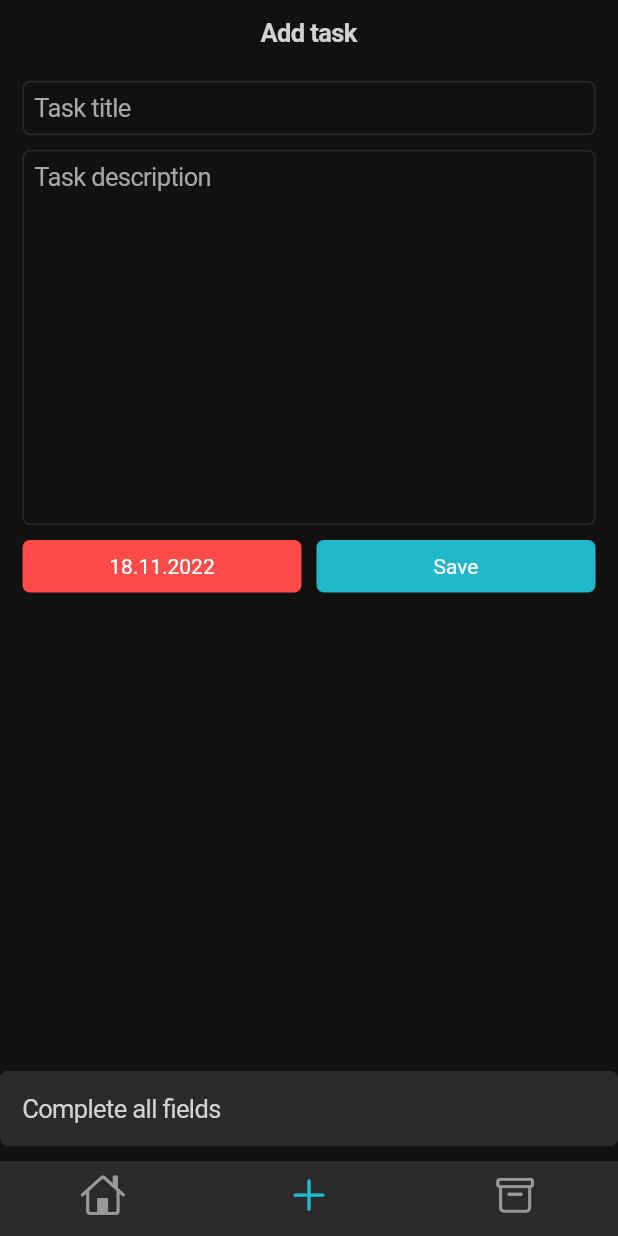
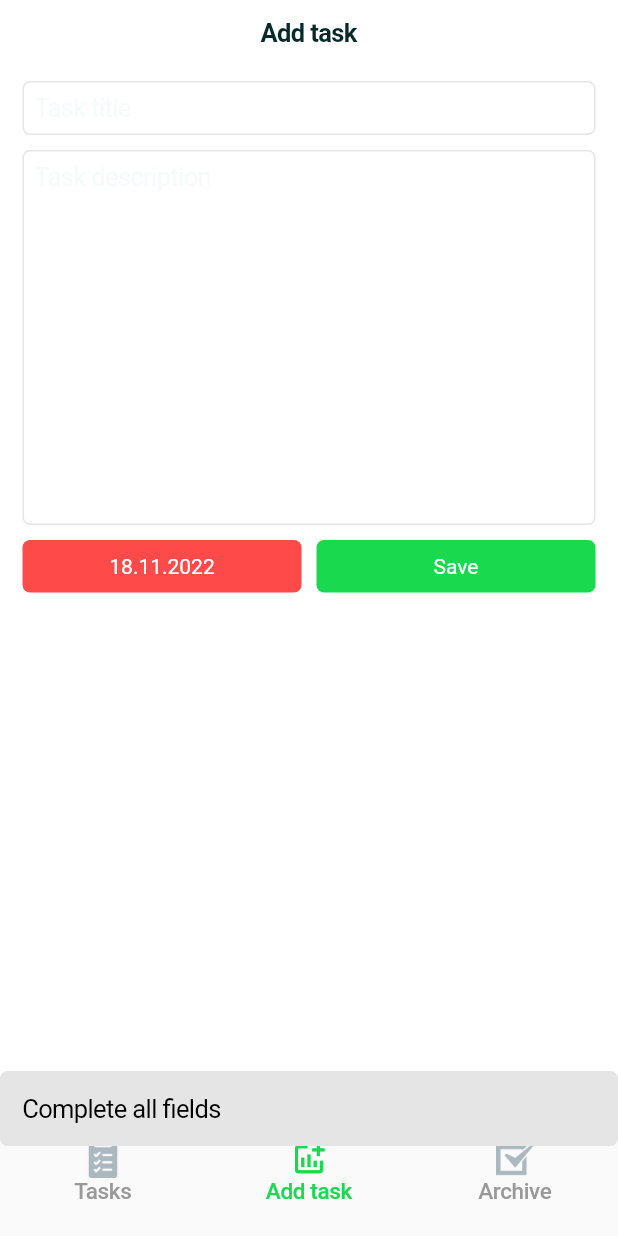
Before and after one commit to durbek03/to_do_app, a Flutter app: the screen it shows after launch, item 2 of the bottom bar chosen, after a tap on "Save", on a phone screen of 412 x 824 dp. Run offline on Flutter 3.47's test engine with Material 2 defaults, Android fonts, the phone set to English and light mode, and no system bars; our stand-ins replace bloc, drift, flutter_bloc, flutter_slidable, fluttertoast; missing offline and left inert: diffutil_sliverlist; accounts and stored records are empty; generated files the repository leaves out were written again.

Commit message:
HomePage UI changed

```diff
--- a/lib/add_page/add_page.dart
+++ b/lib/add_page/add_page.dart
@@ -28,7 +28,7 @@ class _AddPageState extends State<AddPage> {
       navigationBar: CupertinoNavigationBar(
         middle: Text(
           "Add task",
-          style: TextStyle(color: dirtyWhite),
+          style: TextStyle(color: Color(green700)),
         ),
       ),
       child: SafeArea(
@@ -37,8 +37,8 @@ class _AddPageState extends State<AddPage> {
           child: Column(
             children: [
               CupertinoTextField(
-                placeholderStyle: TextStyle(color: Color(brown200)),
-                style: TextStyle(color: Color(brown200)),
+                placeholderStyle: TextStyle(color: Color(grey200)),
+                style: TextStyle(color: Color(grey200)),
                 controller: titleController,
                 decoration: _getTextFieldDecoration(),
                 placeholder: "Task title",
@@ -49,8 +49,8 @@ class _AddPageState extends State<AddPage> {
               Container(
                 height: 250,
                 child: CupertinoTextField(
-                  placeholderStyle: TextStyle(color: Color(brown200)),
-                  style: TextStyle(color: Color(brown200)),
+                  placeholderStyle: TextStyle(color: Color(grey200)),
+                  style: TextStyle(color: Color(grey200)),
                   controller: descrController,
                   textAlignVertical: TextAlignVertical.top,
                   maxLines: null,
@@ -93,7 +93,7 @@ class _AddPageState extends State<AddPage> {
         Expanded(
           child: ActionButton(
             title: "Save",
-            color: Color(blue),
+            color: Color(green),
             onTap: () {
               FocusManager.instance.primaryFocus!.unfocus();
 
@@ -119,7 +119,7 @@ class _AddPageState extends State<AddPage> {
 
   BoxDecoration _getTextFieldDecoration() {
     return BoxDecoration(
-        border: Border.all(width: 1, color: Color(brown500)),
+        border: Border.all(width: 1, color: Color(grey500)),
         borderRadius: BorderRadius.circular(5));
   }
 
@@ -129,11 +129,10 @@ class _AddPageState extends State<AddPage> {
 
     var toast = Container(
       decoration: BoxDecoration(
-          color: Color(brown500), borderRadius: BorderRadius.circular(5)),
+          color: Color(grey500), borderRadius: BorderRadius.circular(5)),
       padding: EdgeInsets.all(15),
       child: Text(
         message,
-        style: TextStyle(color: dirtyWhite),
       ),
     );
     fToast.showToast(
--- a/lib/home_page/animated_list.dart
+++ b/lib/home_page/animated_list.dart
@@ -6,7 +6,7 @@ import 'package:flutter_slidable/flutter_slidable.dart';
 import 'package:fluttertoast/fluttertoast.dart';
 import 'package:intl/intl.dart';
 import 'package:to_do_app/domain_layer/app_database.dart';
-import 'package:to_do_app/home_page/home_page.dart';
+import 'package:to_do_app/home_page/slidable_list_item.dart';
 import 'package:to_do_app/utils/colors.dart';
 
 import 'cubit/home_page_cubit.dart';
@@ -19,15 +19,26 @@ class AnimatedSliverList extends StatelessWidget {
     context.select((HomePageCubit cubit) => cubit.state.unCompletedTasks);
     var cubit = BlocProvider.of<HomePageCubit>(context);
     return cubit.state.unCompletedTasks.isEmpty
-        ? SliverToBoxAdapter(child: Text("No data to show"))
-        : SliverPadding(
-            padding: EdgeInsets.symmetric(horizontal: 8),
-            sliver: DiffUtilSliverList<TaskData>(
+        ? const SliverToBoxAdapter(child: Text("No data to show"))
+        : DiffUtilSliverList<TaskData>(
             items: List.from(cubit.state.unCompletedTasks),
-              builder: (p0, TaskData task) {
+            builder: (p0, task) {
               return Padding(
-                  padding: const EdgeInsets.only(bottom: 10),
-                  child: _ListItem(task: task),
+                padding: const EdgeInsets.only(bottom: 10.0),
+                child: SlidableListItem(
+                  task: task,
+                  completeClick: () {
+                    var cubit = BlocProvider.of<HomePageCubit>(context);
+                    var fToast = RepositoryProvider.of<FToast>(context);
+
+                    cubit.completeTask(task);
+                  },
+                  deleteClick: () {
+                    var cubit = BlocProvider.of<HomePageCubit>(context);
+
+                    cubit.deleteTask(task.id);
+                  },
+                ),
               );
             },
             insertAnimationBuilder: (context, animation, child) =>
@@ -36,77 +47,15 @@ class AnimatedSliverList extends StatelessWidget {
               child: child,
             ),
             removeAnimationBuilder: (context, animation, child) =>
-                  SizeTransition(
+                FadeTransition(
+              opacity: animation,
+              child: SizeTransition(
                 sizeFactor: animation,
+                axisAlignment: 0,
                 child: child,
               ),
-              removeAnimationDuration: const Duration(milliseconds: 250),
-              insertAnimationDuration: const Duration(milliseconds: 250),
             ),
           );
     ;
   }
 }
-
-class _ListItem extends StatelessWidget {
-  _ListItem({super.key, required this.task});
-
-  final TaskData task;
-  final DateFormat formatter = DateFormat('dd.MM.yyyy');
-
-  @override
-  Widget build(BuildContext context) {
-    return Slidable(
-      endActionPane: ActionPane(
-        motion: const ScrollMotion(),
-        children: [
-          SlidableAction(
-            spacing: 10,
-            onPressed: (context) {},
-            backgroundColor: Color(blue),
-            foregroundColor: Colors.white,
-            icon: CupertinoIcons.check_mark,
-            label: 'Complete',
-          ),
-          Builder(builder: (context) {
-            return SlidableAction(
-              spacing: 10,
-              onPressed: (context) {
-                var cubit = BlocProvider.of<HomePageCubit>(context);
-                cubit.deleteTask(task.id);
-              },
-              backgroundColor: const Color(0xFFFE4A49),
-              foregroundColor: Colors.white,
-              icon: CupertinoIcons.delete,
-              label: 'Delete',
-            );
-          }),
-        ],
-      ),
-      child: Container(
-        padding: const EdgeInsets.all(10),
-        decoration: BoxDecoration(
-            color: Color(brown500), borderRadius: BorderRadius.circular(5)),
-        child: Column(
-          mainAxisAlignment: MainAxisAlignment.center,
-          crossAxisAlignment: CrossAxisAlignment.stretch,
-          children: [
-            Text(
-              "• ${task.title}",
-              style: const TextStyle(
-                  color: Colors.white,
-                  fontSize: 18,
-                  overflow: TextOverflow.clip),
-              maxLines: 1,
-            ),
-            const SizedBox(height: 5),
-            Text(
-              "Due to: ${formatter.format(task.date)}",
-              style: TextStyle(color: dirtyWhite, fontSize: 15),
-            )
-          ],
-        ),
-      ),
-    );
-  }
-}
--- a/lib/home_page/animated_search.dart
+++ b/lib/home_page/animated_search.dart
@@ -25,8 +25,7 @@ class AnimatedSearch extends StatelessWidget {
         },
         child: Container(
           decoration: BoxDecoration(
-                color: Color(brown500),
-                borderRadius: BorderRadius.circular(5)),
+              color: Color(grey500), borderRadius: BorderRadius.circular(5)),
           child: Row(children: const [
             SizedBox(width: 7),
             Icon(
@@ -41,7 +40,7 @@ class AnimatedSearch extends StatelessWidget {
             )
           ]),
         ),
-        ));
-    ;
+      ),
+    );
   }
 }
--- a/lib/home_page/home_page.dart
+++ b/lib/home_page/home_page.dart
@@ -16,11 +16,13 @@ class HomePage extends StatelessWidget {
   @override
   Widget build(BuildContext context) {
     //injecting home page cubit
-    return BlocProvider(
+    return CupertinoTabView(
+      builder: (context) => BlocProvider(
         create: (context) =>
             HomePageCubit(RepositoryProvider.of<TaskRepository>(context)),
         child: Builder(builder: (context) {
           return CupertinoPageScaffold(
+            backgroundColor: Color(grey200),
             child: NotificationListener<ScrollNotification>(
               onNotification: (notification) {
                 //search collapse animation logic
@@ -39,7 +41,8 @@ class HomePage extends StatelessWidget {
                 }
                 return true;
               },
-
+              child: Padding(
+                padding: const EdgeInsets.symmetric(horizontal: 18),
                 child: SlidableAutoCloseBehavior(
                   child: CustomScrollView(
                     physics: const AlwaysScrollableScrollPhysics(
@@ -47,21 +50,18 @@ class HomePage extends StatelessWidget {
                     controller: scrollController,
                     slivers: [
                       CupertinoSliverNavigationBar(
-                    border: Border(bottom: BorderSide(color: Color(brown500))),
+                        border: null,
+                        backgroundColor: Color(grey200),
                         largeTitle: Text(
-                      "To do list",
-                      style: TextStyle(color: dirtyWhite),
+                          "To add list",
+                          style: TextStyle(color: Color(green700)),
                         ),
                       ),
                       SliverPadding(
-                    padding: const EdgeInsets.all(8),
+                        padding: const EdgeInsets.symmetric(horizontal: 2, vertical: 10),
                         sliver: SliverToBoxAdapter(
                           child: Hero(
                             tag: "search",
-                        /*
-                        passing cubit to AnimatedSearch manually even though it is already in a correct tree.
-                        Because there is an error, probably due to Hero animation.
-                        */
                             child: BlocProvider.value(
                               value: BlocProvider.of<HomePageCubit>(context),
                               child: AnimatedSearch(
@@ -78,13 +78,17 @@ class HomePage extends StatelessWidget {
                           ),
                         ),
                       ),
-                  AnimatedSliverList()
+                      SliverPadding(
+                          padding: EdgeInsets.symmetric(horizontal: 2),
+                          sliver: AnimatedSliverList())
                     ],
+                  ),
                 ),
               ),
             ),
           );
         }),
+      ),
     );
   }
 }
--- a/lib/main.dart
+++ b/lib/main.dart
@@ -19,10 +19,7 @@ class RootApp extends StatelessWidget {
   @override
   Widget build(BuildContext context) {
     return CupertinoApp(
-      theme: CupertinoThemeData(
-          barBackgroundColor: Color(brown700),
-          scaffoldBackgroundColor: Color(brown700),
-          primaryContrastingColor: Color(brown500)),
+      theme: CupertinoThemeData(),
       home: Builder(builder: (context) {
         //Injecting repositories
         return MultiRepositoryProvider(
@@ -39,20 +36,48 @@ class RootApp extends StatelessWidget {
             )
           ],
           child: CupertinoTabScaffold(
+            resizeToAvoidBottomInset: false,
             tabBar: CupertinoTabBar(
-              activeColor: Color(blue),
-              items: const [
-                BottomNavigationBarItem(
-                  icon: Icon(CupertinoIcons.home),
-                ),
-                BottomNavigationBarItem(
-                  icon: Icon(CupertinoIcons.add),
-                ),
-                BottomNavigationBarItem(
-                  icon: Icon(CupertinoIcons.archivebox),
-                ),
+              height: 80,
+              backgroundColor: Color(bottomNavBarColor),
+              activeColor: Color(green),
+              items: [
+                _getBottomNavItem(
+                    Image.asset(
+                      'lib/assets/to_do_list.png',
+                      width: 25,
+                      height: 25,
+                      color: Color(grey700),
+                    ),
+                    "Tasks",
+                    Image.asset(
+                      'lib/assets/to_do_list.png',
+                      width: 25,
+                      height: 25,
+                      color: Color(green),
+                    )),
+                _getBottomNavItem(
+                    const Icon(
+                      Icons.addchart,
+                      size: 25,
+                    ),
+                    "Add task"),
+                _getBottomNavItem(
+                  Image.asset(
+                    'lib/assets/archive.png',
+                    width: 25,
+                    height: 25,
+                    color: Color(grey700),
+                  ),
+                  "Archive",
+                  Image.asset(
+                    'lib/assets/archive.png',
+                    width: 25,
+                    height: 25,
+                    color: Color(green),
+                  ),
+                )
               ],
-              backgroundColor: Color(brown500),
             ),
             tabBuilder: (context, value) {
               late Widget page;
@@ -70,6 +95,32 @@ class RootApp extends StatelessWidget {
       }),
     );
   }
+
+  BottomNavigationBarItem _getBottomNavItem(Widget icon, String title,
+      [Widget? activeIcon]) {
+    return BottomNavigationBarItem(
+      activeIcon: Column(
+        mainAxisAlignment: MainAxisAlignment.center,
+        children: [
+          activeIcon ?? icon,
+          Text(
+            title,
+            style: const TextStyle(fontSize: 15),
+          )
+        ],
+      ),
+      icon: Column(
+        mainAxisAlignment: MainAxisAlignment.center,
+        children: [
+          icon,
+          Text(
+            title,
+            style: const TextStyle(fontSize: 15),
+          )
+        ],
+      ),
+    );
+  }
 }
 
 class LogScreen extends StatelessWidget {
--- a/lib/utils/colors.dart
+++ b/lib/utils/colors.dart
@@ -1,8 +1,9 @@
 import 'package:flutter/cupertino.dart';
 
-int brown700 = 0xFF111111;
-int brown500 = 0xFF2A2A2A;
-int brown200 = 0xFFA7A7A7;
-int blue = 0xFF21B7CA;
+int grey700 = 0xFFABB8BF;
+int grey200 = 0xFFF6FAFB;
+int grey500 = 0xFFE5E5E5;
+int green = 0xFF19D94E;
 int red = 0xFFFE4A49;
-Color dirtyWhite = const Color.fromARGB(255, 210, 210, 210);
+int bottomNavBarColor = 0xFFFAFAFA;
+int green700 = 0xFF08292C;
--- a/pubspec.yaml
+++ b/pubspec.yaml
@@ -34,6 +34,7 @@ dependencies:
     sdk: flutter
   flutter_bloc: ^8.1.1
   flutter_slidable: ^2.0.0
+  flutter_svg: ^1.1.6
   fluttertoast: ^8.1.1
   intl: ^0.17.0
   path: ^1.8.2
@@ -56,6 +57,8 @@ flutter:
   # the material Icons class.
   uses-material-design: true
   # To add assets to your application, add an assets section, like this:
+  assets:
+    - lib/assets/
   # assets:
   #   - images/a_dot_burr.jpeg
   #   - images/a_dot_ham.jpeg
```
Also changed, not shown: lib/home_page/cubit/home_page_cubit.dart (+18 -0 lines), lib/home_page/search_page.dart (+5 -4 lines), lib/home_page/slidable_list_item.dart (added, +94 -0 lines), lib/assets/archive.png (added), lib/assets/to_do_list.png (added), pubspec.lock. Lines whose indentation alone changed are shown as unchanged.
